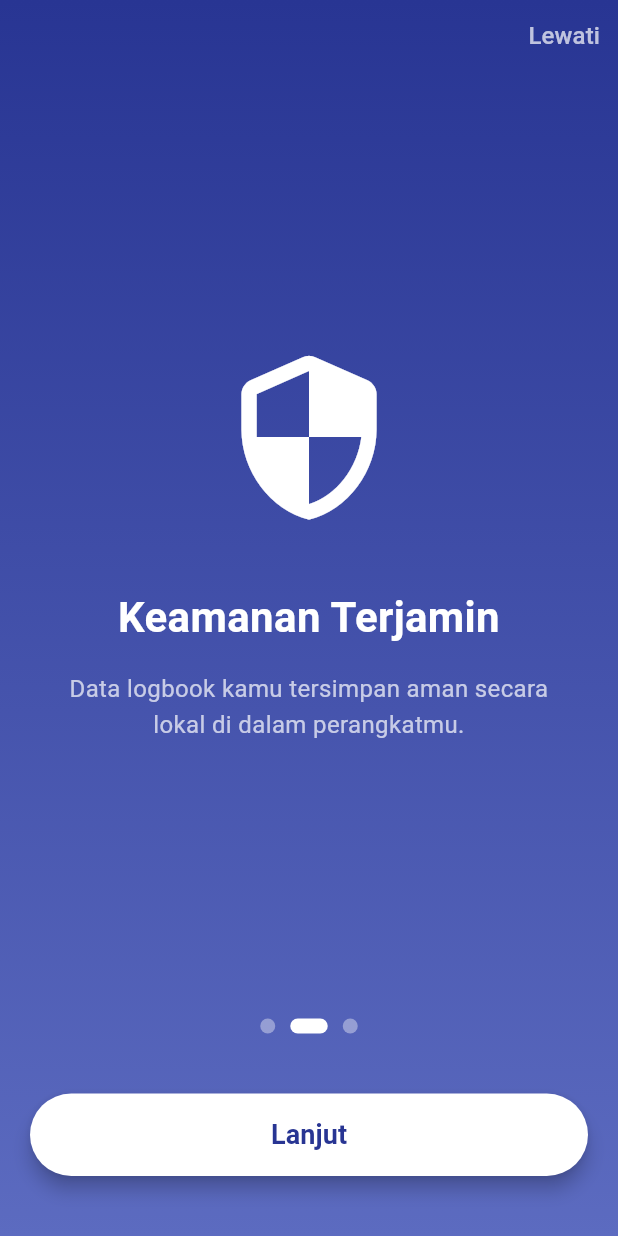
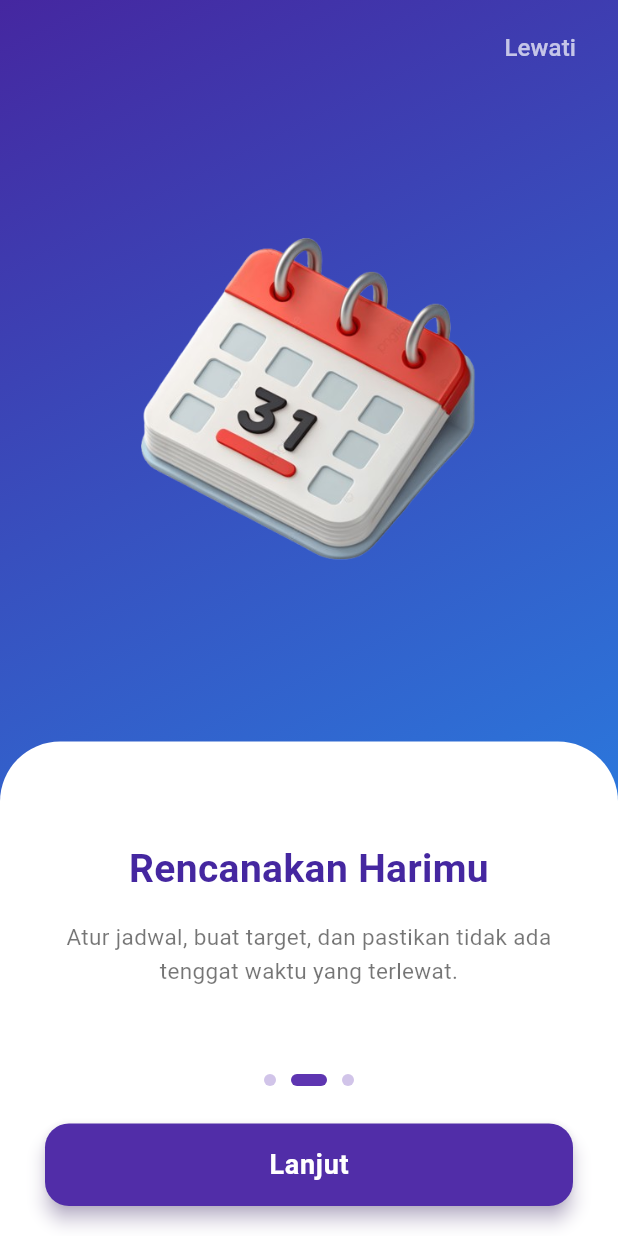
Before and after one commit to Umeem26/PY4_2C_D3_2024_Modul3_078, a Flutter app: the screen it shows after launch, swiped to page 2, on a phone screen of 412 x 824 dp. Run offline on Flutter 3.47's test engine with Material 3 defaults, Android fonts, the light colour scheme and no system bars; our stand-ins replace shared_preferences.

Commit message:
Update UI Onboarding

```diff
--- a/logbook_modul3/lib/features/onboarding/onboarding_view.dart
+++ b/logbook_modul3/lib/features/onboarding/onboarding_view.dart
@@ -12,22 +12,22 @@ class _OnboardingViewState extends State<OnboardingView> {
   final PageController _pageController = PageController();
   int _currentPage = 0;
 
-  // Data untuk 3 halaman onboarding
+  // DATA UNTUK 3 HALAMAN ONBOARDING
   final List<Map<String, dynamic>> _onboardingData = [
     {
-      "icon": Icons.menu_book_rounded,
-      "title": "Selamat Datang di Logbook",
-      "desc": "Catat aktivitas harianmu dengan mudah, cepat, dan rapi.",
+      "image": "assets/notes.png",
+      "title": "Catat Setiap Momen",
+      "desc": "Simpan dan kelola aktivitas harianmu dengan rapi dalam satu Logbook pintar.",
     },
     {
-      "icon": Icons.security_rounded,
-      "title": "Keamanan Terjamin",
-      "desc": "Data logbook kamu tersimpan aman secara lokal di dalam perangkatmu.",
+      "image": "assets/calendar.png",
+      "title": "Rencanakan Harimu",
+      "desc": "Atur jadwal, buat target, dan pastikan tidak ada tenggat waktu yang terlewat.",
     },
     {
-      "icon": Icons.analytics_rounded,
-      "title": "Pantau Setiap Saat",
-      "desc": "Kelola semua catatanmu dengan fitur kategori dan pencarian yang dinamis.",
+      "image": "assets/bell.png",
+      "title": "Selalu Terkendali",
+      "desc": "Jangan biarkan tugas penting terlewat. Pantau semuanya dengan mudah dan cepat.",
     },
   ];
 
@@ -35,20 +35,29 @@ class _OnboardingViewState extends State<OnboardingView> {
   Widget build(BuildContext context) {
     return Scaffold(
       body: Container(
-        width: double.infinity,
         decoration: BoxDecoration(
           gradient: LinearGradient(
-            colors: [Colors.indigo.shade800, Colors.indigo.shade400],
-            begin: Alignment.topCenter,
-            end: Alignment.bottomCenter,
+            colors: [Colors.deepPurple.shade800, Colors.blue.shade500],
+            begin: Alignment.topLeft,
+            end: Alignment.bottomRight,
           ),
         ),
-        child: SafeArea(
         child: Column(
           children: [
-              // TOMBOL SKIP DI POJOK KANAN ATAS
+            // ==========================================
+            // BLOK 1: 60% ATAS (GRADIEN + GAMBAR NAIK)
+            // ==========================================
+            Expanded(
+              flex: 60, // Area gradien diperluas
+              child: SafeArea(
+                bottom: false,
+                child: Column(
+                  children: [
+                    // TOMBOL LEWATI
                     Align(
                       alignment: Alignment.topRight,
+                      child: Padding(
+                        padding: const EdgeInsets.only(right: 16.0, top: 8.0),
                         child: TextButton(
                           onPressed: () {
                             Navigator.pushReplacement(
@@ -58,12 +67,13 @@ class _OnboardingViewState extends State<OnboardingView> {
                           },
                           child: const Text(
                             "Lewati",
-                    style: TextStyle(color: Colors.white70, fontSize: 16),
+                            style: TextStyle(color: Colors.white70, fontSize: 16, fontWeight: FontWeight.w500),
+                          ),
                         ),
                       ),
                     ),
 
-              // KONTEN HALAMAN (Bisa di-swipe)
+                    // GAMBAR 3D
                     Expanded(
                       child: PageView.builder(
                         controller: _pageController,
@@ -74,47 +84,86 @@ class _OnboardingViewState extends State<OnboardingView> {
                         },
                         itemCount: _onboardingData.length,
                         itemBuilder: (context, index) {
-                    return Padding(
-                      padding: const EdgeInsets.symmetric(horizontal: 40),
+                          return Align(
+                            alignment: Alignment.center, // Ikon dinaikkan ke tengah layar atas
+                            child: Padding(
+                              padding: const EdgeInsets.only(bottom: 20),
+                              child: Image.asset(
+                                _onboardingData[index]["image"],
+                                height: 280, // Ukuran ikon sedikit diperbesar agar lebih tegas
+                                fit: BoxFit.contain,
+                              ),
+                            ),
+                          );
+                        },
+                      ),
+                    ),
+                  ],
+                ),
+              ),
+            ),
+
+            // ==========================================
+            // BLOK 2: 40% BAWAH (PUTIH + TEKS TURUN)
+            // ==========================================
+            Expanded(
+              flex: 40, // Area putih diturunkan posisinya
+              child: Container(
+                width: double.infinity,
+                decoration: const BoxDecoration(
+                  color: Colors.white,
+                  borderRadius: BorderRadius.only(
+                    topLeft: Radius.circular(40),
+                    topRight: Radius.circular(40),
+                  ),
+                ),
+                child: SafeArea(
+                  top: false,
                   child: Column(
-                        mainAxisAlignment: MainAxisAlignment.center,
+                    mainAxisAlignment: MainAxisAlignment.spaceBetween, // Menyebar isi secara proporsional
                     children: [
-                          // Jika kamu punya gambar asset, ganti Icon ini dengan Image.asset()
-                          Icon(
-                            _onboardingData[index]["icon"],
-                            size: 120,
-                            color: Colors.white,
-                          ),
-                          const SizedBox(height: 40),
+                      // AREA TEKS
+                      Expanded(
+                        child: Padding(
+                          padding: const EdgeInsets.symmetric(horizontal: 35),
+                          child: AnimatedSwitcher(
+                            duration: const Duration(milliseconds: 400),
+                            transitionBuilder: (Widget child, Animation<double> animation) {
+                              return FadeTransition(opacity: animation, child: child);
+                            },
+                            child: Column(
+                              key: ValueKey<int>(_currentPage),
+                              mainAxisAlignment: MainAxisAlignment.center, // Teks difokuskan ke tengah area putih
+                              children: [
+                                const SizedBox(height: 10), // Memberi sedikit jarak atas
                                 Text(
-                            _onboardingData[index]["title"],
+                                  _onboardingData[_currentPage]["title"],
                                   textAlign: TextAlign.center,
-                            style: const TextStyle(
-                              fontSize: 28,
+                                  style: TextStyle(
+                                    fontSize: 26,
                                     fontWeight: FontWeight.bold,
-                              color: Colors.white,
+                                    color: Colors.deepPurple.shade800,
                                   ),
                                 ),
                                 const SizedBox(height: 16),
                                 Text(
-                            _onboardingData[index]["desc"],
+                                  _onboardingData[_currentPage]["desc"],
                                   textAlign: TextAlign.center,
                                   style: const TextStyle(
-                              fontSize: 16,
-                              color: Colors.white70,
+                                    fontSize: 15,
+                                    color: Colors.black54,
                                     height: 1.5,
                                   ),
                                 ),
                               ],
                             ),
-                    );
-                  },
+                          ),
                         ),
                       ),
 
-              // INDIKATOR TITIK (DOTS) & TOMBOL BAWAH
+                      // AREA DOTS INDIKATOR & TOMBOL
                       Padding(
-                padding: const EdgeInsets.only(bottom: 40, left: 20, right: 20),
+                        padding: const EdgeInsets.only(left: 30, right: 30, bottom: 20),
                         child: Column(
                           children: [
                             // Indikator Titik
@@ -125,47 +174,52 @@ class _OnboardingViewState extends State<OnboardingView> {
                                     (index) => AnimatedContainer(
                                   duration: const Duration(milliseconds: 300),
                                   margin: const EdgeInsets.symmetric(horizontal: 5),
-                          height: 10,
-                          width: _currentPage == index ? 25 : 10,
+                                  height: 8,
+                                  width: _currentPage == index ? 24 : 8,
                                   decoration: BoxDecoration(
-                            color: _currentPage == index ? Colors.white : Colors.white38,
-                            borderRadius: BorderRadius.circular(5),
+                                    color: _currentPage == index
+                                        ? Colors.deepPurple.shade600
+                                        : Colors.deepPurple.shade100,
+                                    borderRadius: BorderRadius.circular(10),
                                   ),
                                 ),
                               ),
                             ),
-                    const SizedBox(height: 40),
-                    // Tombol Lanjut / Mulai Sekarang
-                    ElevatedButton(
+                            const SizedBox(height: 25), // Jarak titik ke tombol
+
+                            // Tombol Lanjut
+                            SizedBox(
+                              width: double.infinity,
+                              height: 55,
+                              child: ElevatedButton(
                                 onPressed: () {
                                   if (_currentPage == _onboardingData.length - 1) {
-                          // Jika di halaman terakhir, pergi ke Login
                                     Navigator.pushReplacement(
                                       context,
                                       MaterialPageRoute(builder: (context) => const LoginView()),
                                     );
                                   } else {
-                          // Jika bukan, geser ke halaman berikutnya
                                     _pageController.nextPage(
-                            duration: const Duration(milliseconds: 300),
-                            curve: Curves.easeIn,
+                                      duration: const Duration(milliseconds: 400),
+                                      curve: Curves.easeInOut,
                                     );
                                   }
                                 },
                                 style: ElevatedButton.styleFrom(
-                        backgroundColor: Colors.white,
-                        foregroundColor: Colors.indigo.shade800,
-                        minimumSize: const Size(double.infinity, 55),
+                                  backgroundColor: Colors.deepPurple.shade700,
+                                  foregroundColor: Colors.white,
+                                  elevation: 5,
+                                  shadowColor: Colors.deepPurple.shade200,
                                   shape: RoundedRectangleBorder(
-                          borderRadius: BorderRadius.circular(30),
+                                    borderRadius: BorderRadius.circular(16),
                                   ),
-                        elevation: 5,
                                 ),
                                 child: Text(
                                   _currentPage == _onboardingData.length - 1
                                       ? "Mulai Sekarang"
                                       : "Lanjut",
-                        style: const TextStyle(fontSize: 18, fontWeight: FontWeight.bold),
+                                  style: const TextStyle(fontSize: 18, fontWeight: FontWeight.bold, letterSpacing: 0.5),
+                                ),
                               ),
                             ),
                           ],
@@ -175,6 +229,10 @@ class _OnboardingViewState extends State<OnboardingView> {
                   ),
                 ),
               ),
+            ),
+          ],
+        ),
+      ),
     );
   }
 }
```
Also changed, not shown: logbook_modul3/assets/bell.png (added), logbook_modul3/assets/calendar.png (added), logbook_modul3/assets/notes.png (added), logbook_modul3/assets/onboard1.png (deleted), logbook_modul3/assets/onboard2.png (deleted), logbook_modul3/assets/onboard3.png (deleted). Lines whose indentation alone changed are shown as unchanged.
